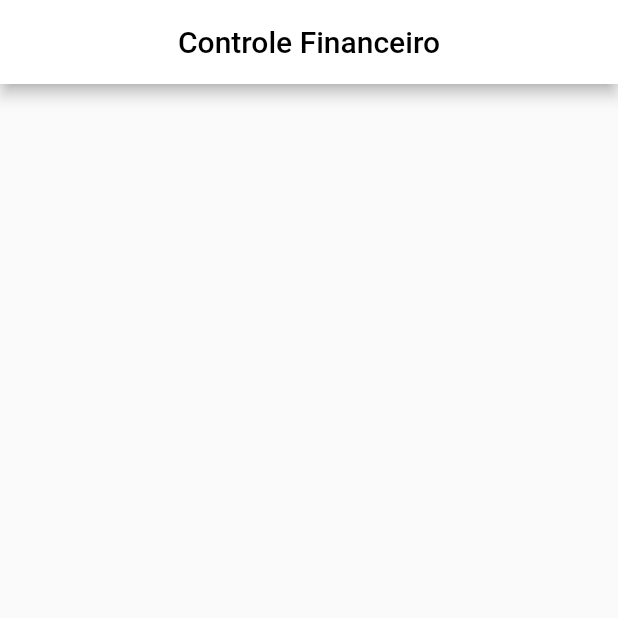
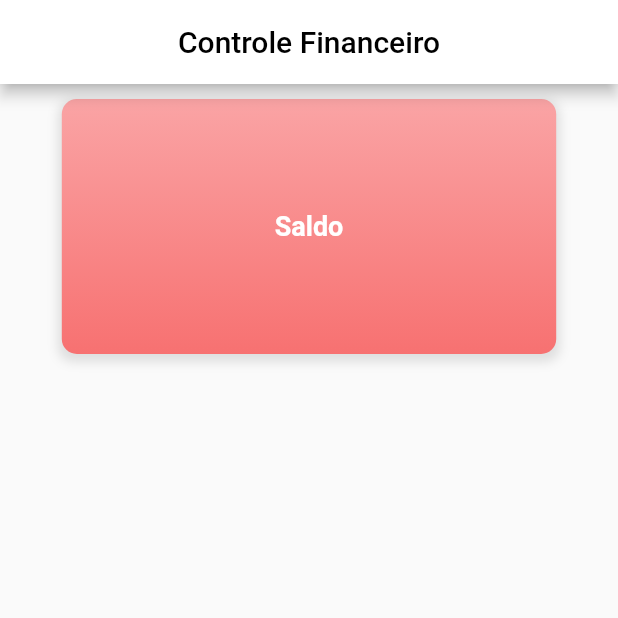
Before and after one commit to mayconndouglass/simple-finance-control-app, a Flutter app: the screen it shows after launch, on a phone screen of 412 x 824 dp, the top half of it. Run offline on Flutter 3.47's test engine with Material 2 defaults, Android fonts, the phone set to English and light mode, and no system bars.

Commit message:
card saldo created

```diff
--- /dev/null
+++ b/lib/consts.dart
@@ -0,0 +1,5 @@
+import 'package:flutter/material.dart';
+
+const whiteColor = Color(0xFFFFFFFF);
+const lightPink = Color(0xFFFAA4A5);
+const dartPink = Color(0xFFF77171);
--- a/lib/pages/finance_page.dart
+++ b/lib/pages/finance_page.dart
@@ -1,3 +1,4 @@
+import 'package:finance/consts.dart';
 import 'package:flutter/material.dart';
 
 class FinancePage extends StatefulWidget {
@@ -20,6 +21,50 @@ class FinancePageState extends State<FinancePage> {
         ),
         backgroundColor: Colors.white,
       ),
+      body: Center(
+        child: Column(
+          children: [
+            const SizedBox(height: 10),
+            Container (
+              width: MediaQuery.of(context).size.width * 0.8,
+              height: 170,
+              decoration: BoxDecoration(
+                gradient: const LinearGradient(
+                  begin: Alignment.topCenter,
+                  end: Alignment.bottomCenter,
+                  colors: [
+                  lightPink,
+                  dartPink,
+                ]),
+                borderRadius: BorderRadius.circular(10.0),
+                boxShadow: [
+                  BoxShadow(
+                    color: Colors.grey.withOpacity(0.3),
+                    spreadRadius: 2,
+                    blurRadius: 5,
+                    offset: const Offset(0, 3),
+                  ),
+                ],
+              ),
+              margin: const EdgeInsets.symmetric(horizontal: 16),
+              padding: const EdgeInsets.all(16),
+              alignment: Alignment.center,
+              child: const Column(
+                mainAxisAlignment: MainAxisAlignment.center,
+                children: [
+                   Text('Saldo',
+                    style: TextStyle(
+                      fontSize: 18,
+                      fontWeight: FontWeight.bold,
+                      color:  Colors.white,
+                    ),
+                  ),
+                ],
+              ),
+            )
+          ],
+        ),
+      ),
     );
   }
 }
```
